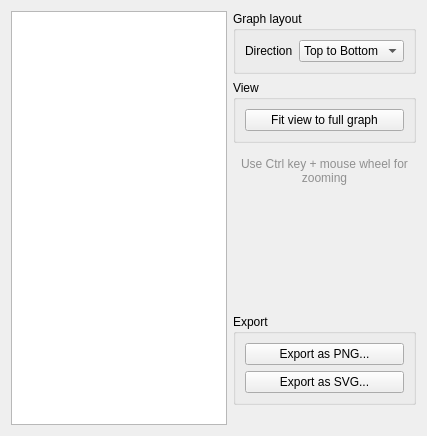
Old version of the form src/builderexts/view.spatial-graph.graphviz/GraphvizWidget.ui in the repository jylfc0307/OpenFluidPlus.
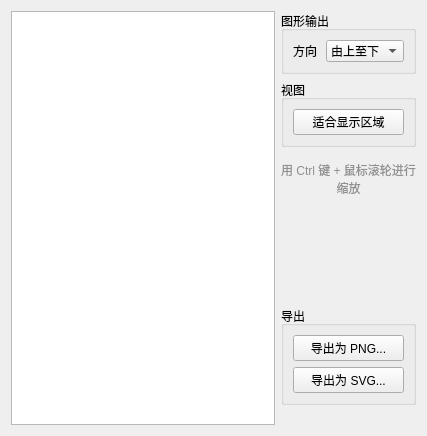
New version of the form. Custom widgets are drawn as their Qt base class.

What changed in the file:
```diff
--- a/src/builderexts/view.spatial-graph.graphviz/GraphvizWidget.ui
+++ b/src/builderexts/view.spatial-graph.graphviz/GraphvizWidget.ui
@@ -35,13 +35,13 @@
       <item>
        <widget class="QGroupBox" name="LayoutGroupBox">
         <property name="title">
-         <string>Graph layout</string>
+         <string>图形输出</string>
         </property>
         <layout class="QGridLayout" name="gridLayout" columnstretch="0,0">
          <item row="0" column="0">
           <widget class="QLabel" name="label_2">
            <property name="text">
-            <string>Direction</string>
+            <string>方向</string>
            </property>
           </widget>
          </item>
@@ -52,22 +52,22 @@
            </property>
            <item>
             <property name="text">
-             <string>Top to Bottom</string>
+             <string>由上至下</string>
             </property>
            </item>
            <item>
             <property name="text">
-             <string>Bottom to Top</string>
+             <string>由下至上</string>
             </property>
            </item>
            <item>
             <property name="text">
-             <string>Left to Right</string>
+             <string>从左至右</string>
             </property>
            </item>
            <item>
             <property name="text">
-             <string>Right to Left</string>
+             <string>从右至左</string>
             </property>
            </item>
           </widget>
@@ -78,13 +78,13 @@
       <item>
        <widget class="QGroupBox" name="ViewGroupBox">
         <property name="title">
-         <string>View</string>
+         <string>视图</string>
         </property>
         <layout class="QVBoxLayout" name="verticalLayout_2">
          <item>
           <widget class="QPushButton" name="FitViewButton">
            <property name="text">
-            <string>Fit view to full graph</string>
+            <string>适合显示区域</string>
            </property>
           </widget>
          </item>
@@ -113,7 +113,7 @@
          <string notr="true">color : #909090;</string>
         </property>
         <property name="text">
-         <string>Use Ctrl key + mouse wheel for zooming</string>
+         <string>用 Ctrl 键 + 鼠标滚轮进行缩放</string>
         </property>
         <property name="alignment">
          <set>Qt::AlignCenter</set>
@@ -139,20 +139,20 @@
       <item>
        <widget class="QGroupBox" name="ExportGroupBox">
         <property name="title">
-         <string>Export</string>
+         <string>导出</string>
         </property>
         <layout class="QVBoxLayout" name="verticalLayout">
          <item>
           <widget class="QPushButton" name="PNGExportButton">
            <property name="text">
-            <string>Export as PNG...</string>
+            <string>导出为 PNG...</string>
            </property>
           </widget>
          </item>
          <item>
           <widget class="QPushButton" name="SVGExportButton">
            <property name="text">
-            <string>Export as SVG...</string>
+            <string>导出为 SVG...</string>
            </property>
           </widget>
          </item>
```
